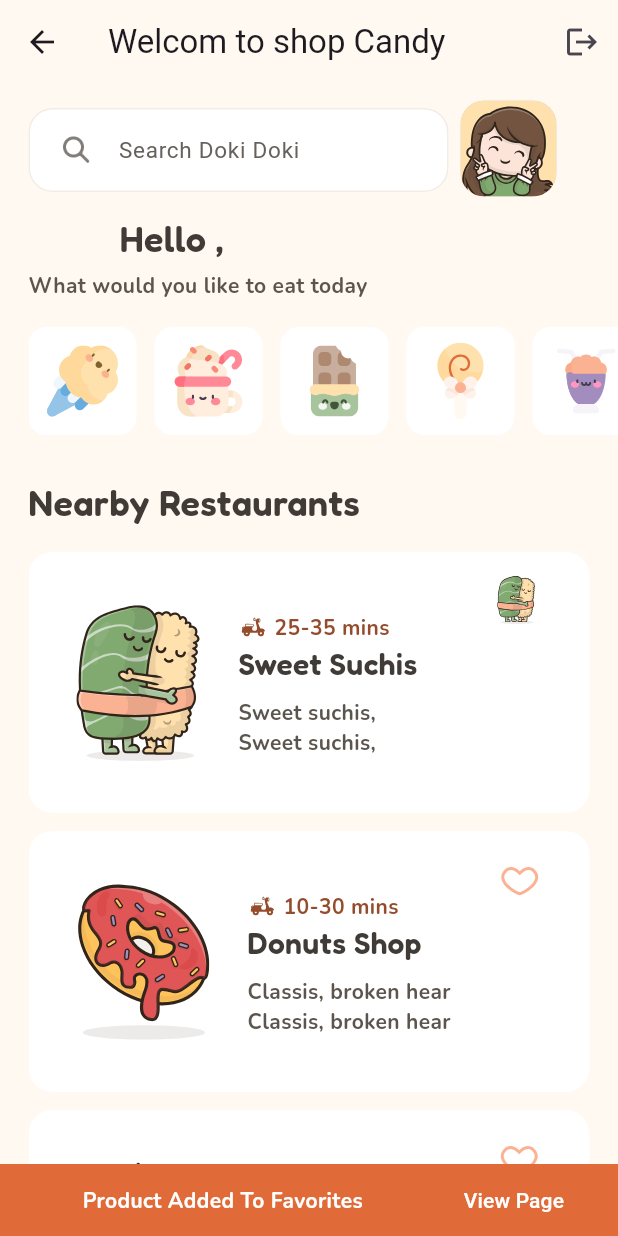
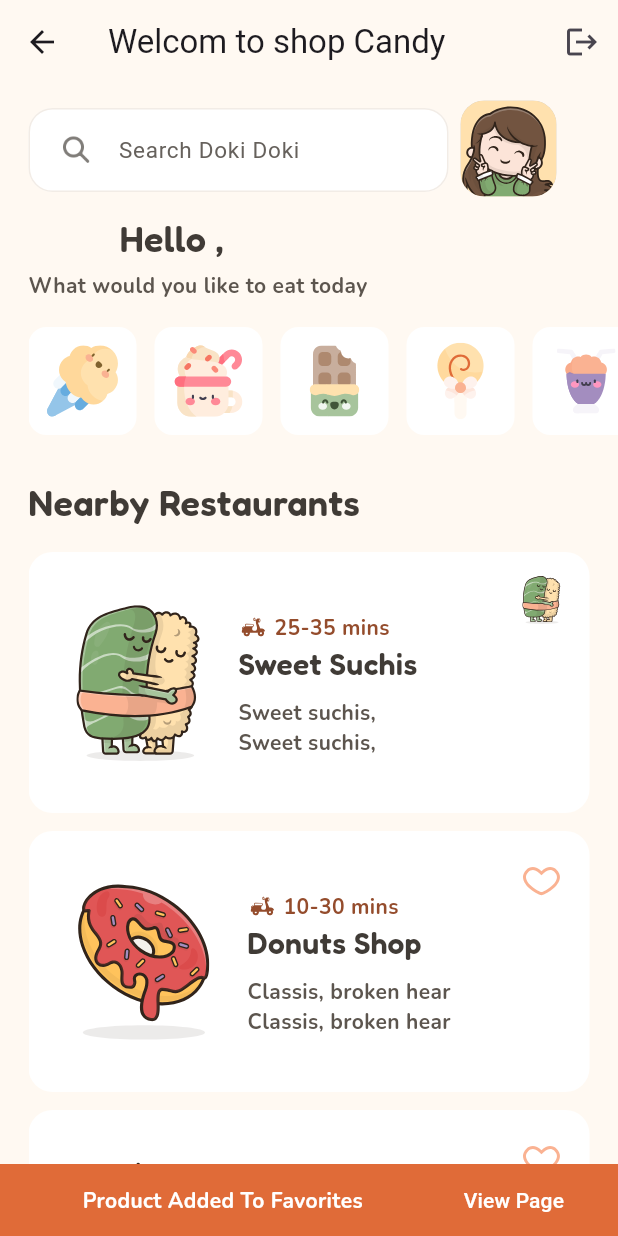
Before and after one commit to Mahmoud-ElShorbagy/candy_buy, a Flutter app: the HomeView screen opened by its route, after a tap on an icon or button, on a phone screen of 412 x 824 dp. Run offline on Flutter 3.47's test engine with Material 3 defaults, Android fonts, the phone set to English and light mode, and no system bars; our stand-ins replace cloud_firestore, equatable, firebase_auth, firebase_core, flutter_bloc, flutter_svg; accounts and stored records are empty.

Commit message:
update category_variables.dart, product_dto.dart and view.dart

```diff
--- a/lib/models/category_variables.dart
+++ b/lib/models/category_variables.dart
@@ -13,7 +13,7 @@ final List<String> content = [
   "Sweet suchis,",
   "Classis, broken hear",
   "more tasty donuts",
-  "Cupcakes, buns, cherries,",
+  "Cupcakes, cherries,",
   "and decorative cakes",
   "Sweets, candies, nuts",
   "chocolates, and shakes",
@@ -44,15 +44,7 @@ final List<String> icons = [
 ];
 final List<int> width = [83, 89, 74, 91, 67, 61, 91];
 final List<int> height = [105, 105, 116, 116, 112, 118, 120];
-final List<double> marginLeft = [
-  50,
-  30,
-  50,
-  0,
-  50,
-  55,
-  10,
-];
+
 final List<CategoreytDTO> category = [
   ...List.generate(
     images.length,
@@ -61,7 +53,6 @@ final List<CategoreytDTO> category = [
         content: content[index],
         time: time[index],
         icons: icons[index],
-        marginLeft: marginLeft[index],
         images: images[index],
         width: width[index],
         height: height[index]),
--- a/lib/models/product_dto.dart
+++ b/lib/models/product_dto.dart
@@ -79,7 +79,6 @@ class CategoreytDTO {
   final String content;
   final String time;
   final String icons;
-  final double marginLeft;
   final String images;
   final int width;
   final int height;
@@ -89,7 +88,6 @@ class CategoreytDTO {
     required this.content,
     required this.time,
     required this.icons,
-    required this.marginLeft,
     required this.images,
     required this.width,
     required this.height,
@@ -103,7 +101,6 @@ class CategoreytDTO {
         other.content == content &&
         other.time == time &&
         other.icons == icons &&
-        other.marginLeft == marginLeft &&
         other.images == images &&
         other.width == width &&
         other.height == height;
@@ -115,7 +112,6 @@ class CategoreytDTO {
         content.hashCode ^
         time.hashCode ^
         icons.hashCode ^
-        marginLeft.hashCode ^
         images.hashCode ^
         width.hashCode ^
         height.hashCode;
--- a/lib/views/view_candy/categories_body/view.dart
+++ b/lib/views/view_candy/categories_body/view.dart
@@ -62,10 +62,13 @@ class CategoriesBodyView extends StatelessWidget {
                         ],
                       ),
                     ),
+                    Spacer(),
                     BlocConsumer<FavoritesItemCubit, FavoritesItemState>(
                       builder: (context, state) {
                         final cubit = FavoritesItemCubit.get(context);
-                        return IconHeart(
+                        return Row(
+                          children: [
+                            IconHeart(
                               onTap: () {
                                 final cubit = FavoritesItemCubit.get(context);
 
@@ -78,16 +81,19 @@ class CategoriesBodyView extends StatelessWidget {
                                       content: content[index],
                                       time: time[index],
                                       icons: icons[index],
-                                  marginLeft: marginLeft[index],
                                       images: images[index],
                                       width: width[index],
                                       height: height[index]));
                                 }
                               },
-                          marginLeft: categories.marginLeft,
                               icons: cubit.isPressedList[index]
                                   ? categories.images
                                   : categories.icons,
+                            ),
+                            SizedBox(
+                              width: 16,
+                            ),
+                          ],
                         );
                       },
                       listener:
--- a/lib/views/view_candy/icon_heart/view.dart
+++ b/lib/views/view_candy/icon_heart/view.dart
@@ -4,17 +4,15 @@ import 'package:flutter/material.dart';
 class IconHeart extends StatelessWidget {
   const IconHeart({
     super.key,
-    required this.marginLeft,
     required this.icons,
     this.onTap,
   });
   final void Function()? onTap;
-  final double marginLeft;
   final String icons;
   @override
   Widget build(BuildContext context) {
     return Container(
-      margin: EdgeInsets.only(left: marginLeft, bottom: 110),
+      margin: EdgeInsets.only(bottom: 110),
       child: InkWell(
         onTap: onTap,
         child: CustomImageWidget(imagePath: icons, width: 32, height: 32),
```
Lines whose indentation alone changed are shown as unchanged.
